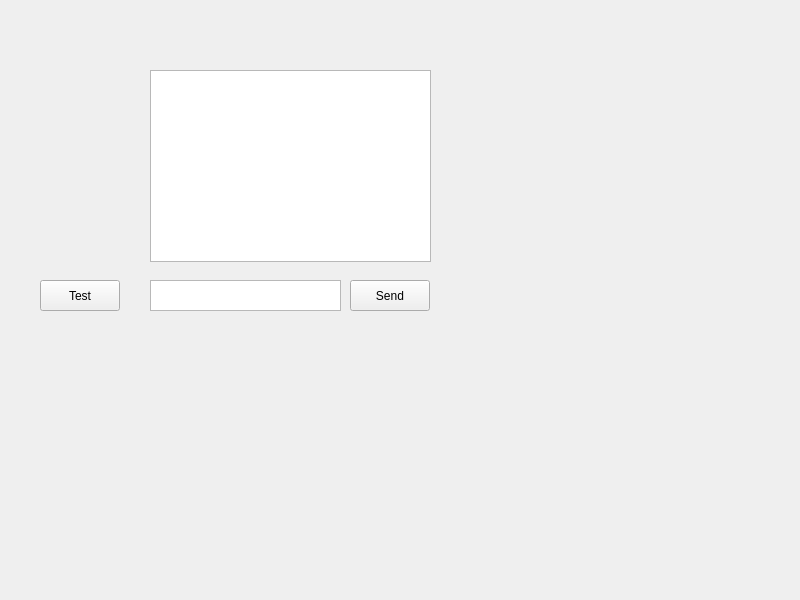
First picture: the form in sk2-irc/mainpage.ui, repository Kris-Ja/SK2-Komunikator-IRC, before the edit.
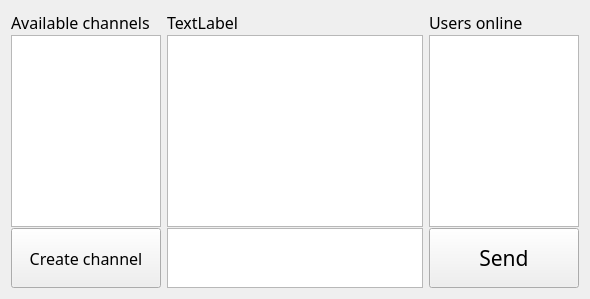
Second picture: the form after the edit.

Diff of the .ui file:
```diff
--- a/sk2-irc/mainpage.ui
+++ b/sk2-irc/mainpage.ui
@@ -2,63 +2,131 @@
 <ui version="4.0">
  <class>mainpage</class>
  <widget class="QWidget" name="mainpage">
-  <property name="geometry">
-   <rect>
-    <x>0</x>
-    <y>0</y>
-    <width>800</width>
-    <height>600</height>
-   </rect>
-  </property>
   <property name="windowTitle">
    <string>IRC</string>
   </property>
-  <widget class="QPushButton" name="sendButton">
-   <property name="geometry">
-    <rect>
-     <x>350</x>
-     <y>280</y>
-     <width>80</width>
-     <height>31</height>
-    </rect>
+  <layout class="QGridLayout" name="gridLayout">
+   <property name="verticalSpacing">
+    <number>1</number>
    </property>
-   <property name="text">
-    <string>Send</string>
-   </property>
-  </widget>
-  <widget class="QTextEdit" name="textEdit">
-   <property name="geometry">
-    <rect>
-     <x>150</x>
-     <y>280</y>
-     <width>191</width>
-     <height>31</height>
-    </rect>
-   </property>
-  </widget>
-  <widget class="QTextBrowser" name="textBrowser">
-   <property name="geometry">
-    <rect>
-     <x>150</x>
-     <y>70</y>
-     <width>281</width>
-     <height>192</height>
-    </rect>
-   </property>
-  </widget>
-  <widget class="QPushButton" name="testButton">
-   <property name="geometry">
-    <rect>
-     <x>40</x>
-     <y>280</y>
-     <width>80</width>
-     <height>31</height>
-    </rect>
-   </property>
-   <property name="text">
-    <string>Test</string>
-   </property>
-  </widget>
+   <item row="1" column="1">
+    <widget class="QTextBrowser" name="textBrowser">
+     <property name="maximumSize">
+      <size>
+       <width>16777215</width>
+       <height>16777215</height>
+      </size>
+     </property>
+    </widget>
+   </item>
+   <item row="1" column="2">
+    <widget class="QTextBrowser" name="peopleBrowser">
+     <property name="maximumSize">
+      <size>
+       <width>150</width>
+       <height>16777215</height>
+      </size>
+     </property>
+    </widget>
+   </item>
+   <item row="1" column="0">
+    <widget class="QTextBrowser" name="channelBrowser">
+     <property name="maximumSize">
+      <size>
+       <width>150</width>
+       <height>16777215</height>
+      </size>
+     </property>
+    </widget>
+   </item>
+   <item row="2" column="0">
+    <widget class="QPushButton" name="channelButton">
+     <property name="maximumSize">
+      <size>
+       <width>150</width>
+       <height>60</height>
+      </size>
+     </property>
+     <property name="font">
+      <font>
+       <family>Yu Gothic</family>
+       <pointsize>12</pointsize>
+      </font>
+     </property>
+     <property name="text">
+      <string>Create channel</string>
+     </property>
+    </widget>
+   </item>
+   <item row="2" column="1">
+    <widget class="QTextEdit" name="textEdit">
+     <property name="maximumSize">
+      <size>
+       <width>16777215</width>
+       <height>60</height>
+      </size>
+     </property>
+    </widget>
+   </item>
+   <item row="2" column="2">
+    <widget class="QPushButton" name="sendButton">
+     <property name="maximumSize">
+      <size>
+       <width>150</width>
+       <height>60</height>
+      </size>
+     </property>
+     <property name="font">
+      <font>
+       <family>Yu Gothic</family>
+       <pointsize>16</pointsize>
+      </font>
+     </property>
+     <property name="text">
+      <string>Send</string>
+     </property>
+    </widget>
+   </item>
+   <item row="0" column="0">
+    <widget class="QLabel" name="label">
+     <property name="font">
+      <font>
+       <family>Yu Gothic</family>
+       <pointsize>12</pointsize>
+      </font>
+     </property>
+     <property name="text">
+      <string>Available channels</string>
+     </property>
+    </widget>
+   </item>
+   <item row="0" column="2">
+    <widget class="QLabel" name="label_2">
+     <property name="font">
+      <font>
+       <family>Yu Gothic</family>
+       <pointsize>12</pointsize>
+      </font>
+     </property>
+     <property name="text">
+      <string>Users online</string>
+     </property>
+    </widget>
+   </item>
+   <item row="0" column="1">
+    <widget class="QLabel" name="currentChannelLabel">
+     <property name="font">
+      <font>
+       <family>Yu Gothic</family>
+       <pointsize>12</pointsize>
+      </font>
+     </property>
+     <property name="text">
+      <string>TextLabel</string>
+     </property>
+    </widget>
+   </item>
+  </layout>
  </widget>
  <resources/>
  <connections/>
```
